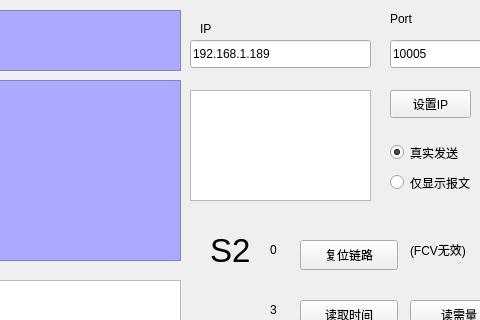
robbiesky/qt_tcp_client_server, file Client/widget.ui: the form before one commit; both pictures show x 320 to 800 and y 0 to 320 of the 901 by 567 pixel window.
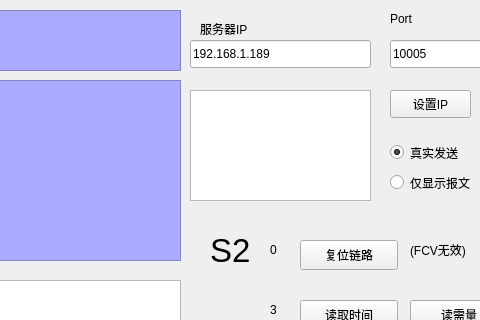
The form after the commit. Icons and pictures are not drawn.

Commit message: 简单的服务器设置

```diff
--- a/Client/widget.ui
+++ b/Client/widget.ui
@@ -74,12 +74,12 @@
     <rect>
      <x>520</x>
      <y>20</y>
-     <width>21</width>
+     <width>81</width>
      <height>18</height>
     </rect>
    </property>
    <property name="text">
-    <string>IP</string>
+    <string>服务器IP</string>
    </property>
   </widget>
   <widget class="QLabel" name="label_2">
```
Left out of the diff: 4 changed lines with no effect on the pictures. The commit also changes 14 other files.
